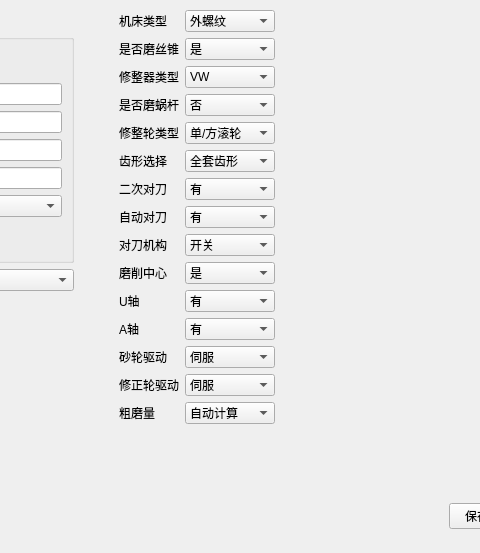
Above: creatorwindow.ui from nie11kun/HorizonJuicerCreator before the change; both pictures show x 201 to 681 and y 0 to 553 of the 895 by 553 pixel window. Below: the same form after it.
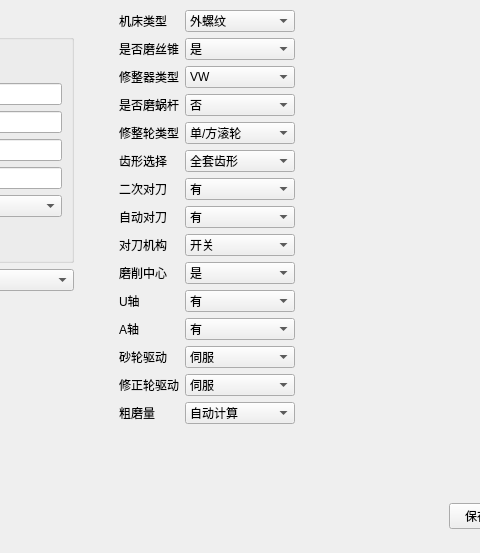
That is the form after the change.

```diff
--- a/creatorwindow.ui
+++ b/creatorwindow.ui
@@ -175,6 +175,12 @@
         <property name="enabled">
          <bool>true</bool>
         </property>
+        <property name="minimumSize">
+         <size>
+          <width>110</width>
+          <height>0</height>
+         </size>
+        </property>
         <item>
          <property name="text">
           <string>外螺纹</string>
@@ -302,6 +308,12 @@
       </item>
       <item>
        <widget class="QComboBox" name="comboBoxMeasureMethord">
+        <property name="minimumSize">
+         <size>
+          <width>0</width>
+          <height>0</height>
+         </size>
+        </property>
         <item>
          <property name="text">
           <string>开关</string>
```
